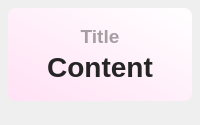
RinLit-233-shiroko/Class-Widgets, file ui/hoshino/widget-base.ui: the form before one commit.
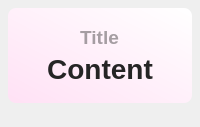
The form after the commit.

What changed in the file:
```diff
--- a/ui/hoshino/widget-base.ui
+++ b/ui/hoshino/widget-base.ui
@@ -7,7 +7,7 @@
     <x>0</x>
     <y>0</y>
     <width>200</width>
-    <height>125</height>
+    <height>127</height>
    </rect>
   </property>
   <property name="minimumSize">
@@ -64,9 +64,11 @@
        <number>14</number>
       </property>
       <item>
+       <layout class="QHBoxLayout" name="titleLayout">
+        <item>
        <widget class="QLabel" name="title">
         <property name="sizePolicy">
-         <sizepolicy hsizetype="Preferred" vsizetype="Maximum">
+           <sizepolicy hsizetype="Maximum" vsizetype="Maximum">
           <horstretch>0</horstretch>
           <verstretch>0</verstretch>
          </sizepolicy>
@@ -95,10 +97,14 @@
         </property>
        </widget>
       </item>
+       </layout>
+      </item>
+      <item>
+       <layout class="QHBoxLayout" name="contentLayout">
       <item>
        <widget class="QLabel" name="content">
         <property name="sizePolicy">
-         <sizepolicy hsizetype="Expanding" vsizetype="Maximum">
+           <sizepolicy hsizetype="Maximum" vsizetype="Maximum">
           <horstretch>0</horstretch>
           <verstretch>0</verstretch>
          </sizepolicy>
@@ -127,6 +133,8 @@
          <set>Qt::AlignCenter</set>
         </property>
        </widget>
+        </item>
+       </layout>
       </item>
      </layout>
     </widget>
```
Lines whose indentation alone changed are shown as unchanged.
